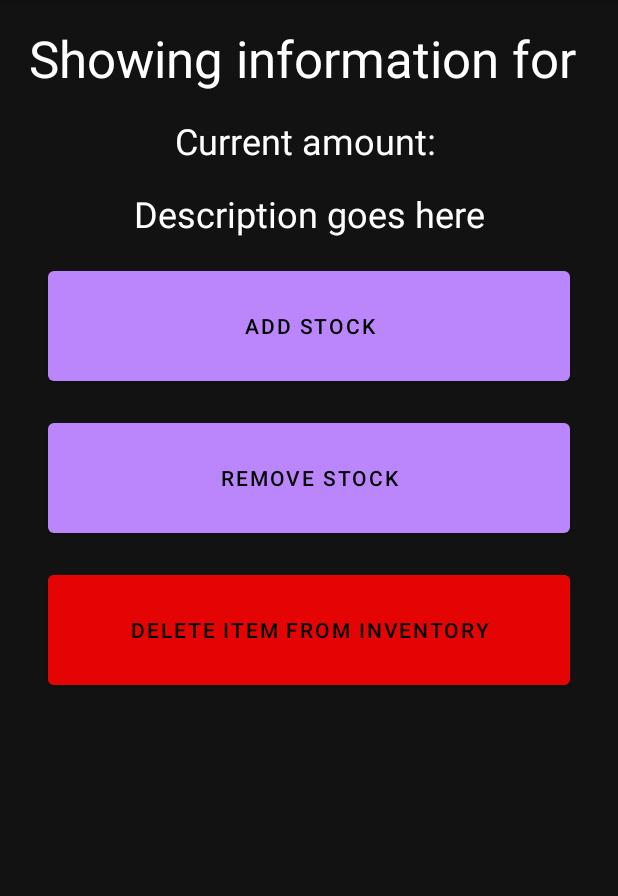
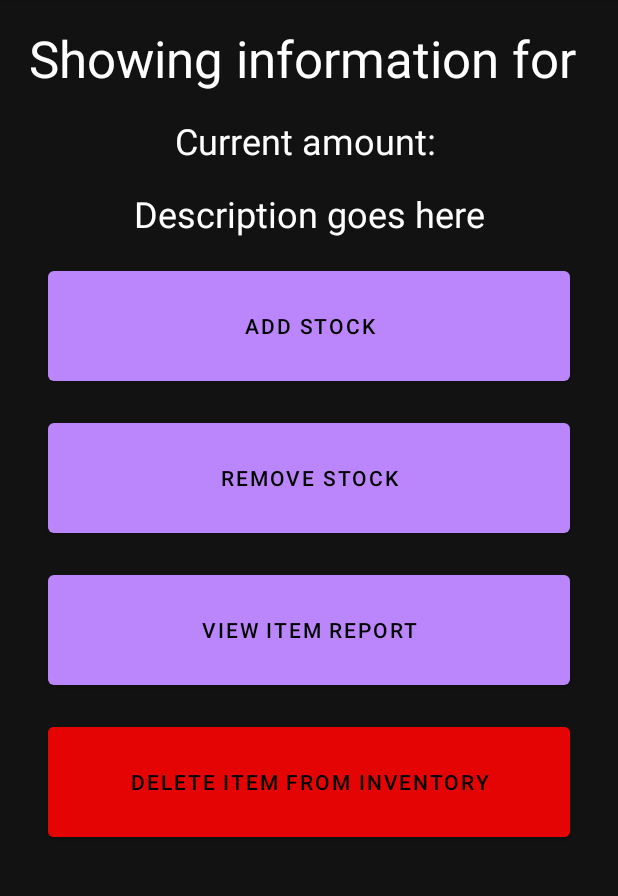
Before and after one commit to kamarabbas99/WareHouse-Inventory-app, an Android app: the ItemViewActivity screen opened directly, with no data from a screen before it, on a phone screen of 412 x 824 dp, the part 84-980 px from its top. Run offline under Robolectric (Android 15) with nearby library versions, the phone set to English and light mode, and no system bars; 2 statements that could not run were skipped.

Commit message:
Added an activity to show tranactions and added it to the viewinvetory and viewitem activities

```diff
--- a/app/src/main/java/logic/TransactionAccessor.java
+++ b/app/src/main/java/logic/TransactionAccessor.java
@@ -54,7 +54,7 @@ public class TransactionAccessor {
 
         for (Transaction transaction : transactions) {
             if (transaction != null) {
-                report += transaction.toString() + "\n";
+                report += transaction.toString() + "\n\n";
             }
         }
 
--- a/app/src/main/res/layout/activity_item_view.xml
+++ b/app/src/main/res/layout/activity_item_view.xml
@@ -63,6 +63,20 @@
         app:layout_constraintTop_toBottomOf="@+id/itemDesc" />
 
     <Button
+        android:id="@+id/itemTransactionButton"
+        android:layout_width="0dp"
+        android:layout_height="85dp"
+        android:layout_marginStart="32dp"
+        android:layout_marginTop="16dp"
+        android:layout_marginEnd="32dp"
+        android:onClick="viewTransactions"
+        android:text="View Item Report"
+        app:layout_constraintEnd_toEndOf="parent"
+        app:layout_constraintHorizontal_bias="0.0"
+        app:layout_constraintStart_toStartOf="parent"
+        app:layout_constraintTop_toBottomOf="@+id/RemoveStock" />
+
+    <Button
         android:id="@+id/RemoveStock"
         android:layout_width="0dp"
         android:layout_height="85dp"
@@ -86,6 +100,7 @@
         android:onClick="deleteItem"
         android:text="@string/DeleteItem"
         app:layout_constraintEnd_toEndOf="parent"
+        app:layout_constraintHorizontal_bias="0.0"
         app:layout_constraintStart_toStartOf="parent"
-        app:layout_constraintTop_toBottomOf="@+id/RemoveStock" />
+        app:layout_constraintTop_toBottomOf="@+id/itemTransactionButton" />
 </androidx.constraintlayout.widget.ConstraintLayout>
```
Also changed, not shown: app/src/main/java/presentation/ItemViewActivity.java (+21 -0 lines), app/src/main/java/presentation/MainMenuActivity.java (+8 -1 lines), app/src/main/java/presentation/ReportViewActivity.java (+42 -0 lines), app/src/main/res/layout/activity_report_view.xml (+32 -0 lines).
